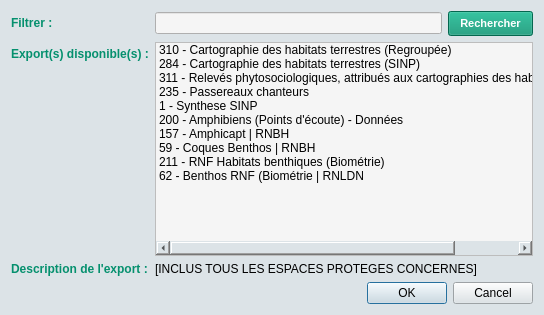
First picture: the form in ui/select_export.ui, repository PnX-SI/GeoNature-GIS, before the edit.
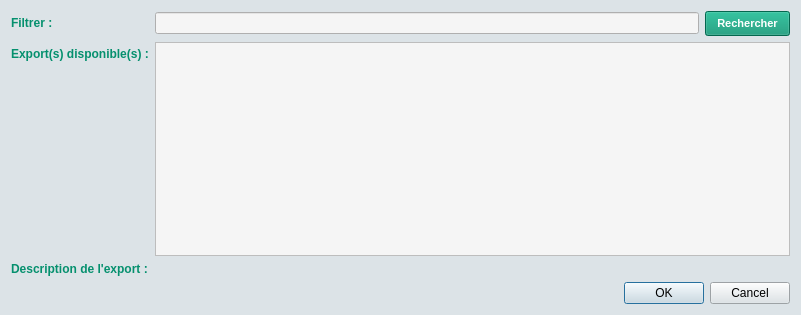
Second picture: the form after the edit.

What changed in the file:
```diff
--- a/ui/select_export.ui
+++ b/ui/select_export.ui
@@ -6,7 +6,7 @@
    <rect>
     <x>0</x>
     <y>0</y>
-    <width>544</width>
+    <width>801</width>
     <height>315</height>
    </rect>
   </property>
@@ -39,6 +39,18 @@
      </item>
      <item row="2" column="1">
       <widget class="QListWidget" name="lw_list_view">
+       <property name="minimumSize">
+        <size>
+         <width>600</width>
+         <height>0</height>
+        </size>
+       </property>
+       <property name="maximumSize">
+        <size>
+         <width>9999999</width>
+         <height>16777215</height>
+        </size>
+       </property>
        <property name="font">
         <font>
          <family>Arial</family>
@@ -48,56 +60,6 @@
        <property name="styleSheet">
         <string notr="true">background-color: rgb(245, 245, 245);</string>
        </property>
-       <item>
-        <property name="text">
-         <string>310 - Cartographie des habitats terrestres (Regroupée)</string>
-        </property>
-       </item>
-       <item>
-        <property name="text">
-         <string>284 - Cartographie des habitats terrestres (SINP)</string>
-        </property>
-       </item>
-       <item>
-        <property name="text">
-         <string>311 - Relevés phytosociologiques, attribués aux cartographies des habitats terrestres</string>
-        </property>
-       </item>
-       <item>
-        <property name="text">
-         <string>235 - Passereaux chanteurs</string>
-        </property>
-       </item>
-       <item>
-        <property name="text">
-         <string>1 - Synthese SINP</string>
-        </property>
-       </item>
-       <item>
-        <property name="text">
-         <string>200 - Amphibiens (Points d'écoute) - Données</string>
-        </property>
-       </item>
-       <item>
-        <property name="text">
-         <string>157 - Amphicapt | RNBH</string>
-        </property>
-       </item>
-       <item>
-        <property name="text">
-         <string>59 - Coques Benthos | RNBH</string>
-        </property>
-       </item>
-       <item>
-        <property name="text">
-         <string>211 - RNF Habitats benthiques (Biométrie)</string>
-        </property>
-       </item>
-       <item>
-        <property name="text">
-         <string>62 - Benthos RNF (Biométrie | RNLDN</string>
-        </property>
-       </item>
       </widget>
      </item>
      <item row="2" column="0">
@@ -145,7 +107,10 @@
         </font>
        </property>
        <property name="text">
-        <string>[INCLUS TOUS LES ESPACES PROTEGES CONCERNES]</string>
+        <string/>
+       </property>
+       <property name="wordWrap">
+        <bool>true</bool>
        </property>
       </widget>
      </item>
```
